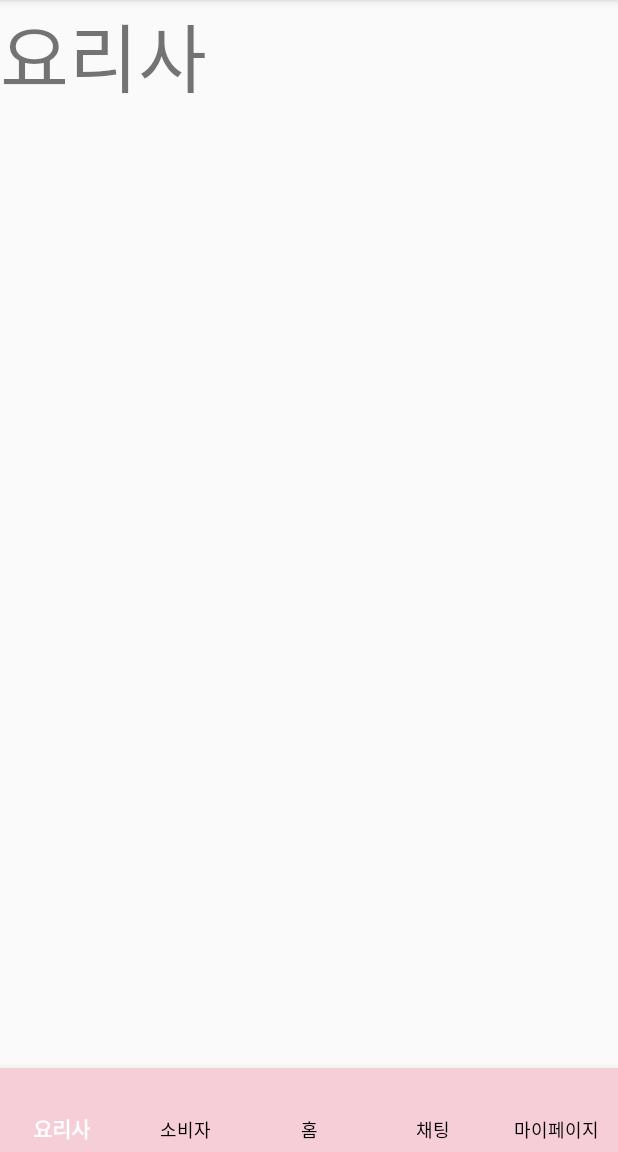
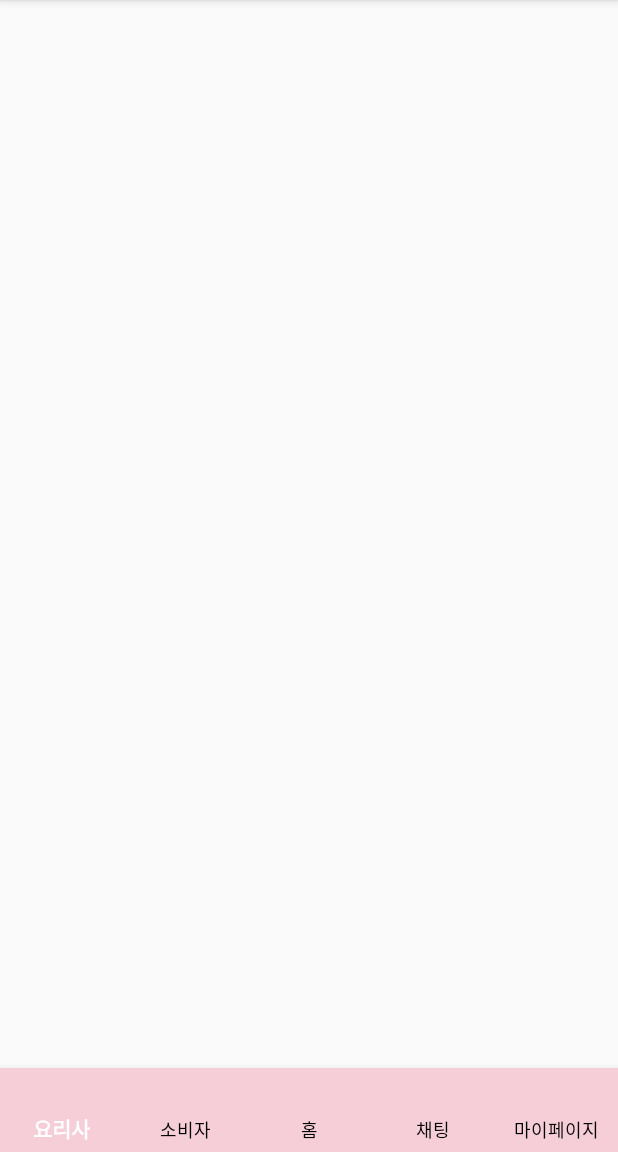
Before and after one commit to justbydev/BANKTREE, an Android app: the screen it shows after launch (MenuActivity), on a phone screen of 412 x 824 dp, the part 84-1236 px from its top. Run offline under Robolectric (Android 15) with nearby library versions, the light colour scheme and no system bars.

Commit message:
resolve conflicts

```diff
--- a/app/src/main/res/layout/activity_main.xml
+++ b/app/src/main/res/layout/activity_main.xml
@@ -87,10 +87,4 @@
         android:layout_marginTop="5dp"
         android:text="ID/PW 찾기" />
 
-    <Button
-        android:id="@+id/button5"
-        android:layout_width="match_parent"
-        android:layout_height="wrap_content"
-        android:text="Button" />
-
 </LinearLayout>
--- a/app/src/main/res/layout/fragment1.xml
+++ b/app/src/main/res/layout/fragment1.xml
@@ -6,10 +6,6 @@
     tools:context=".Fragment1">
 
     <!-- TODO: Update blank fragment layout -->
-    <TextView
-        android:layout_width="match_parent"
-        android:layout_height="match_parent"
-        android:text="요리사"
-        android:textSize="50sp"/>
+
 
 </FrameLayout>
```
